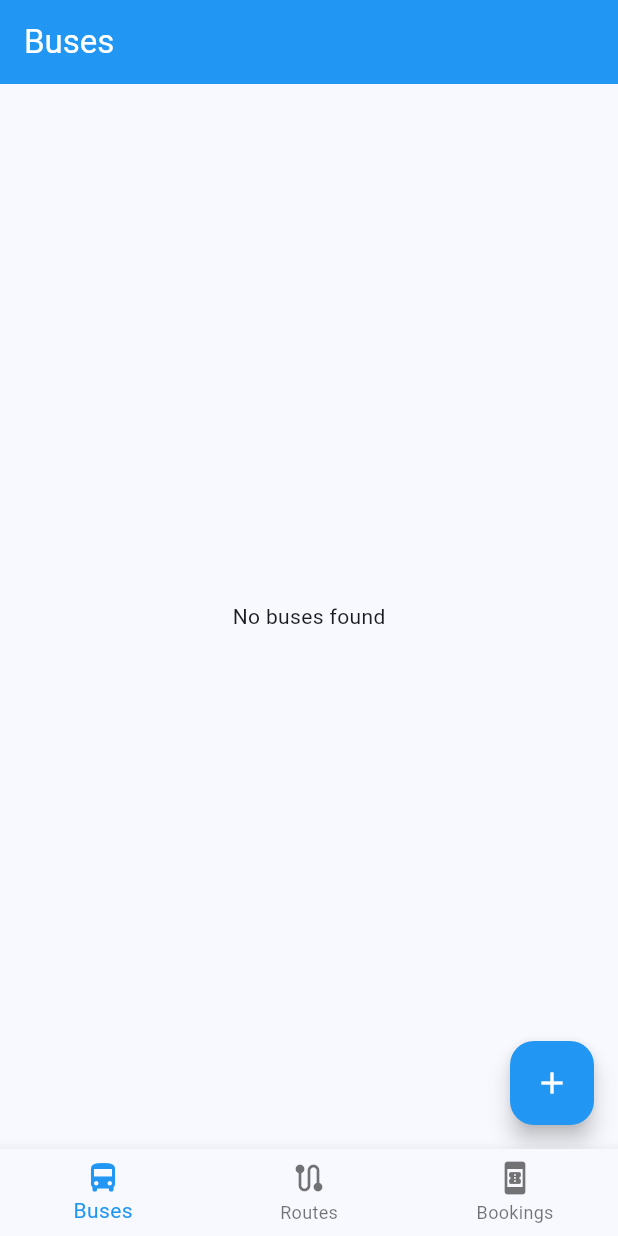
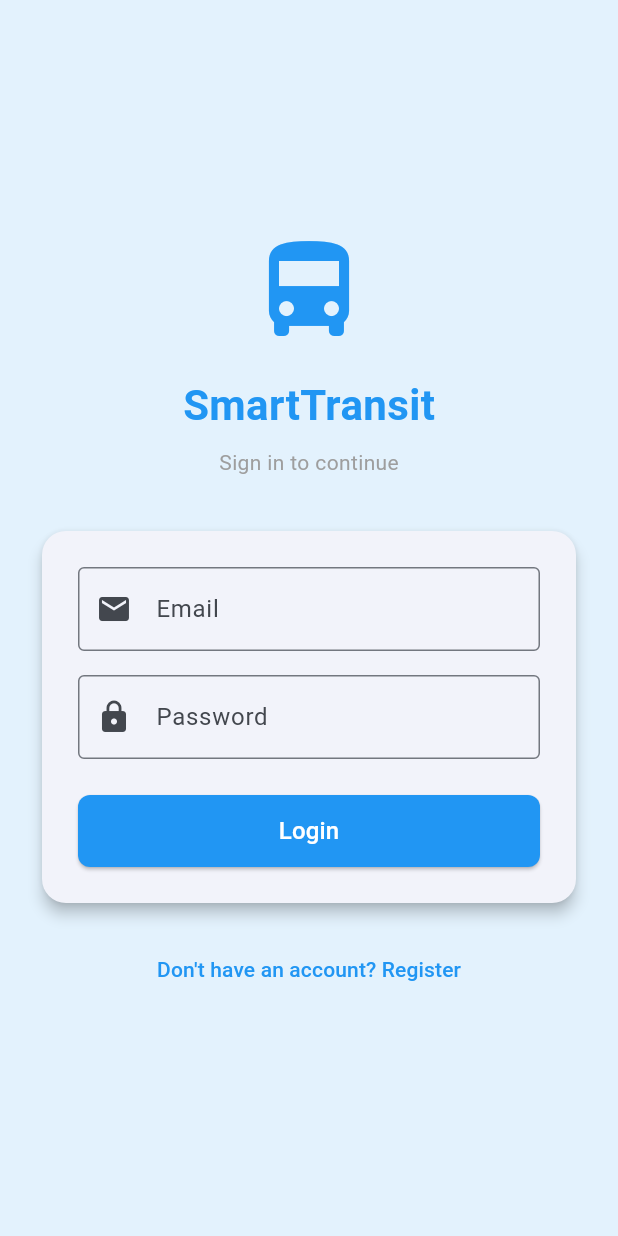
Before and after one commit to poojya425/SmartTransit, a Flutter app: the screen it shows after launch, on a phone screen of 412 x 824 dp. Run offline on Flutter 3.47's test engine with Material 3 defaults, Android fonts, the phone set to English and light mode, and no system bars; our stand-ins replace shared_preferences.

Commit message:
Add auth login and register endpoints

```diff
--- a/frontend/lib/config/api_config.dart
+++ b/frontend/lib/config/api_config.dart
@@ -1,4 +1,3 @@
-// ApiConfig holds the base URL for the backend API.
 class ApiConfig {
   static const String baseUrl =
       'https://c420884a-0450-4169-bf45-f928ae8e0921-dev.e1-us-east-azure.choreoapis.dev/smarttransit/smarttransit-api/v1.0/api/v1';
--- /dev/null
+++ b/frontend/lib/screens/login_screen.dart
@@ -0,0 +1,153 @@
+import 'package:flutter/material.dart';
+import '../services/auth_service.dart';
+import 'register_screen.dart';
+import '../main.dart';
+
+// LoginScreen allows users to log in with email and password.
+class LoginScreen extends StatefulWidget {
+  const LoginScreen({super.key});
+
+  @override
+  State<LoginScreen> createState() => _LoginScreenState();
+}
+
+class _LoginScreenState extends State<LoginScreen> {
+  final AuthService _authService = AuthService();
+  final _emailController = TextEditingController();
+  final _passwordController = TextEditingController();
+  bool _isLoading = false;
+
+  // _login sends login request to the API.
+  Future<void> _login() async {
+    if (_emailController.text.isEmpty || _passwordController.text.isEmpty) {
+      _showError('Please fill in all fields');
+      return;
+    }
+    setState(() => _isLoading = true);
+    try {
+      await _authService.login(
+        _emailController.text.trim(),
+        _passwordController.text,
+      );
+      if (mounted) {
+        Navigator.pushReplacement(
+          context,
+          MaterialPageRoute(builder: (context) => const HomeScreen()),
+        );
+      }
+    } catch (e) {
+      _showError(e.toString().replaceAll('Exception: ', ''));
+    } finally {
+      setState(() => _isLoading = false);
+    }
+  }
+
+  // _showError displays an error snackbar.
+  void _showError(String message) {
+    ScaffoldMessenger.of(context).showSnackBar(
+      SnackBar(content: Text(message), backgroundColor: Colors.red),
+    );
+  }
+
+  @override
+  Widget build(BuildContext context) {
+    return Scaffold(
+      backgroundColor: Colors.blue.shade50,
+      body: SafeArea(
+        child: Center(
+          child: SingleChildScrollView(
+            padding: const EdgeInsets.all(24),
+            child: Column(
+              mainAxisAlignment: MainAxisAlignment.center,
+              children: [
+                const Icon(Icons.directions_bus,
+                    size: 80, color: Colors.blue),
+                const SizedBox(height: 16),
+                const Text(
+                  'SmartTransit',
+                  style: TextStyle(
+                    fontSize: 28,
+                    fontWeight: FontWeight.bold,
+                    color: Colors.blue,
+                  ),
+                ),
+                const SizedBox(height: 8),
+                const Text(
+                  'Sign in to continue',
+                  style: TextStyle(color: Colors.grey),
+                ),
+                const SizedBox(height: 32),
+                Card(
+                  elevation: 4,
+                  shape: RoundedRectangleBorder(
+                    borderRadius: BorderRadius.circular(16),
+                  ),
+                  child: Padding(
+                    padding: const EdgeInsets.all(24),
+                    child: Column(
+                      children: [
+                        TextField(
+                          controller: _emailController,
+                          keyboardType: TextInputType.emailAddress,
+                          decoration: const InputDecoration(
+                            labelText: 'Email',
+                            prefixIcon: Icon(Icons.email),
+                            border: OutlineInputBorder(),
+                          ),
+                        ),
+                        const SizedBox(height: 16),
+                        TextField(
+                          controller: _passwordController,
+                          obscureText: true,
+                          decoration: const InputDecoration(
+                            labelText: 'Password',
+                            prefixIcon: Icon(Icons.lock),
+                            border: OutlineInputBorder(),
+                          ),
+                        ),
+                        const SizedBox(height: 24),
+                        SizedBox(
+                          width: double.infinity,
+                          height: 48,
+                          child: ElevatedButton(
+                            onPressed: _isLoading ? null : _login,
+                            style: ElevatedButton.styleFrom(
+                              backgroundColor: Colors.blue,
+                              foregroundColor: Colors.white,
+                              shape: RoundedRectangleBorder(
+                                borderRadius: BorderRadius.circular(8),
+                              ),
+                            ),
+                            child: _isLoading
+                                ? const CircularProgressIndicator(
+                                    color: Colors.white)
+                                : const Text('Login',
+                                    style: TextStyle(fontSize: 16)),
+                          ),
+                        ),
+                      ],
+                    ),
+                  ),
+                ),
+                const SizedBox(height: 16),
+                TextButton(
+                  onPressed: () {
+                    Navigator.push(
+                      context,
+                      MaterialPageRoute(
+                          builder: (context) => const RegisterScreen()),
+                    );
+                  },
+                  child: const Text(
+                    "Don't have an account? Register",
+                    style: TextStyle(color: Colors.blue),
+                  ),
+                ),
+              ],
+            ),
+          ),
+        ),
+      ),
+    );
+  }
+}
--- /dev/null
+++ b/frontend/lib/services/auth_service.dart
@@ -0,0 +1,59 @@
+import 'dart:convert';
+import 'package:http/http.dart' as http;
+import 'package:shared_preferences/shared_preferences.dart';
+import '../config/api_config.dart';
+
+// AuthService handles login and register API calls.
+class AuthService {
+  // register creates a new user account.
+  Future<void> register(String name, String email, String phone, String password) async {
+    final response = await http.post(
+      Uri.parse('${ApiConfig.baseUrl}/auth/register'),
+      headers: {'Content-Type': 'application/json'},
+      body: jsonEncode({
+        'name': name,
+        'email': email,
+        'phone': phone,
+        'password': password,
+      }),
+    );
+    if (response.statusCode != 201) {
+      final error = jsonDecode(response.body);
+      throw Exception(error['error'] ?? 'Registration failed');
+    }
+  }
+
+  // login authenticates the user and saves the JWT token.
+  Future<void> login(String email, String password) async {
+    final response = await http.post(
+      Uri.parse('${ApiConfig.baseUrl}/auth/login'),
+      headers: {'Content-Type': 'application/json'},
+      body: jsonEncode({
+        'email': email,
+        'password': password,
+      }),
+    );
+    if (response.statusCode == 200) {
+      final data = jsonDecode(response.body);
+      final prefs = await SharedPreferences.getInstance();
+      await prefs.setString('token', data['token']);
+      await prefs.setString('user_name', data['user']['name']);
+      await prefs.setString('user_email', data['user']['email']);
+    } else {
+      final error = jsonDecode(response.body);
+      throw Exception(error['error'] ?? 'Login failed');
+    }
+  }
+
+  // logout clears the saved token.
+  Future<void> logout() async {
+    final prefs = await SharedPreferences.getInstance();
+    await prefs.clear();
+  }
+
+  // isLoggedIn checks if user has a saved token.
+  Future<bool> isLoggedIn() async {
+    final prefs = await SharedPreferences.getInstance();
+    return prefs.getString('token') != null;
+  }
+}
```
Also changed, not shown: frontend/lib/main.dart (+106 -2 lines), frontend/lib/screens/register_screen.dart (added, +188 -0 lines), 5 other files.
